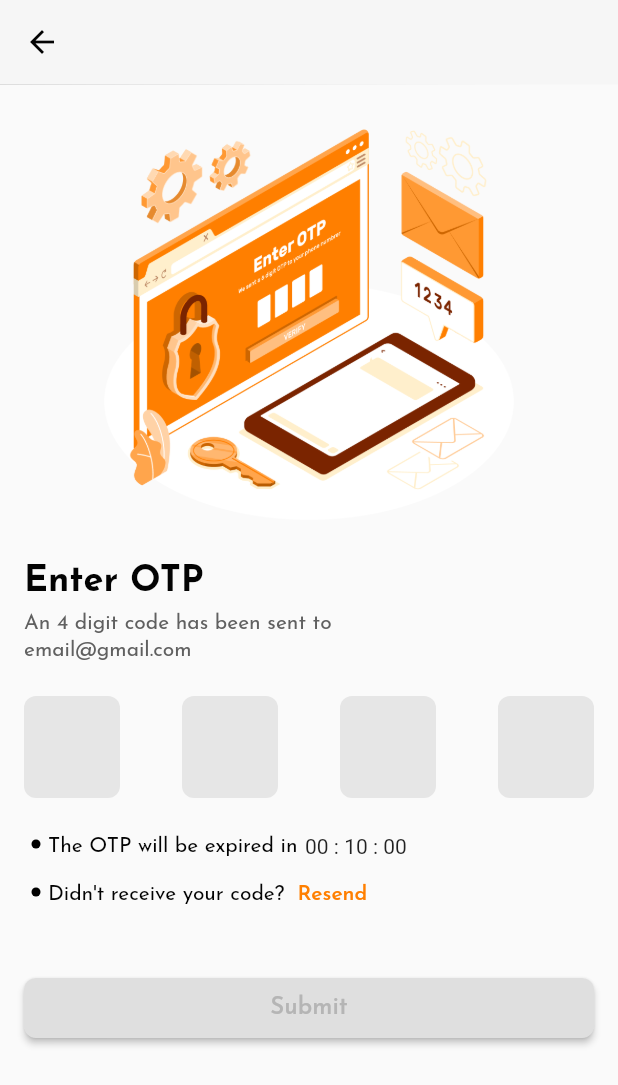
After one commit to Kelompok-Capstone-9/MOBILE, a Flutter app: the OTPScreen screen opened directly, on a phone screen of 412 x 824 dp. The commit adds this screen. Shown: the top 1085 px of the screen. Run offline on Flutter 3.47's test engine with Material 2 defaults, Android fonts, the phone set to English and light mode, and no system bars; drawn by our look-alikes of flutter_countdown_timer; our stand-ins replace google_fonts.

Commit message:
add OTP screen

```diff
--- a/lib/themes/color_style.dart
+++ b/lib/themes/color_style.dart
@@ -110,4 +110,9 @@ class ThemeText {
     fontSize: 14,
     color: const Color(0xff030303),
   );
+  static TextStyle headingSub2 = GoogleFonts.josefinSans(
+    fontWeight: FontWeight.w400,
+    fontSize: 14,
+    color: const Color(0xff606060),
+  );
 }
--- a/lib/view/login/forgot_password_screen.dart
+++ b/lib/view/login/forgot_password_screen.dart
@@ -1,6 +1,7 @@
 import 'package:flutter/material.dart';
 import 'package:google_fonts/google_fonts.dart';
 import '../../themes/color_style.dart';
+import 'otp_screen.dart';
 import 'widget/decoration_form.dart';
 import 'widget/validator.dart';
 
@@ -82,7 +83,14 @@ class _ForgotPasswordState extends State<ForgotPassword> {
                                 : const Color(0xffDFDFDF)),
                         onPressed: () {
                           final isValidForm = _formKey.currentState!.validate();
-                          if (isValidForm) {}
+                          if (isValidForm) {
+                            Navigator.push(
+                              context,
+                              MaterialPageRoute(
+                                builder: (context) => const OTPScreen(),
+                              ),
+                            );
+                          }
                         },
                         child: Padding(
                           padding: const EdgeInsets.symmetric(vertical: 12),
--- /dev/null
+++ b/lib/view/login/otp_screen.dart
@@ -0,0 +1,328 @@
+import 'package:flutter/material.dart';
+import 'package:flutter/services.dart';
+import 'package:flutter_countdown_timer/index.dart';
+import 'package:google_fonts/google_fonts.dart';
+import '../../themes/color_style.dart';
+
+class OTPScreen extends StatefulWidget {
+  const OTPScreen({super.key});
+
+  @override
+  State<OTPScreen> createState() => _OTPScreenState();
+}
+
+class _OTPScreenState extends State<OTPScreen> {
+  final _inputPin1Controller = TextEditingController();
+  final _inputPin2Controller = TextEditingController();
+  final _inputPin3Controller = TextEditingController();
+  final _inputPin4Controller = TextEditingController();
+  final _formKey = GlobalKey<FormState>();
+  bool isFormFilled = false;
+  @override
+  Widget build(BuildContext context) {
+    return Scaffold(
+      appBar: AppBar(
+        iconTheme: const IconThemeData(color: Color(0xff030303)),
+        backgroundColor: const Color(0xFFF6F6F6),
+        elevation: 0.2,
+      ),
+      body: SingleChildScrollView(
+        child: SafeArea(
+          child: Padding(
+            padding: const EdgeInsets.all(16.0),
+            child: Column(
+              children: [
+                SizedBox(
+                  width: 300,
+                  height: 280,
+                  child: Image.asset(
+                    'assets/images/ImageOTP.png',
+                  ),
+                ),
+                const SizedBox(
+                  height: 24,
+                ),
+                Column(
+                  children: [
+                    Align(
+                      alignment: Alignment.centerLeft,
+                      child: Text(
+                        'Enter OTP',
+                        style: ThemeText.headingLogin,
+                      ),
+                    ),
+                    const SizedBox(
+                      height: 8,
+                    ),
+                    Align(
+                      alignment: Alignment.centerLeft,
+                      child: Text(
+                        'An 4 digit code has been sent to',
+                        style: ThemeText.headingSub2,
+                      ),
+                    ),
+                    const SizedBox(
+                      height: 4,
+                    ),
+                    Align(
+                      alignment: Alignment.centerLeft,
+                      child: Text(
+                        'email@gmail.com',
+                        style: ThemeText.headingSub2,
+                      ),
+                    ),
+                  ],
+                ),
+                const SizedBox(
+                  height: 24,
+                ),
+                inputOtp(context),
+                const SizedBox(
+                  height: 24,
+                ),
+                Row(
+                  children: [
+                    RichText(
+                      text: TextSpan(
+                        children: [
+                          WidgetSpan(
+                            alignment: PlaceholderAlignment.middle,
+                            child: Container(
+                              width: 6,
+                              height: 6,
+                              margin: const EdgeInsets.symmetric(horizontal: 5),
+                              decoration: const BoxDecoration(
+                                shape: BoxShape.circle,
+                                color: Colors.black,
+                              ),
+                            ),
+                          ),
+                          TextSpan(
+                            text: 'The OTP will be expired in',
+                            style: ThemeText.headingAmountPaid,
+                          ),
+                        ],
+                      ),
+                    ),
+                    const SizedBox(
+                      width: 5,
+                    ),
+                    CountdownTimer(
+                      endTime: DateTime.now().millisecondsSinceEpoch + 600000,
+                      onEnd: () {
+                        Navigator.pop(context);
+                        ScaffoldMessenger.of(context).showSnackBar(
+                          const SnackBar(content: Text('Timer finished')),
+                        );
+                      },
+                    )
+                  ],
+                ),
+                Row(
+                  children: [
+                    RichText(
+                      text: TextSpan(
+                        children: [
+                          WidgetSpan(
+                            alignment: PlaceholderAlignment.middle,
+                            child: Container(
+                              width: 6,
+                              height: 6,
+                              margin: const EdgeInsets.symmetric(horizontal: 5),
+                              decoration: const BoxDecoration(
+                                shape: BoxShape.circle,
+                                color: Colors.black,
+                              ),
+                            ),
+                          ),
+                          TextSpan(
+                            text: "Didn't receive your code?",
+                            style: ThemeText.headingAmountPaid,
+                          ),
+                        ],
+                      ),
+                    ),
+                    TextButton(
+                      onPressed: () {},
+                      child: Text('Resend', style: ThemeText.headingText),
+                    ),
+                  ],
+                ),
+                const SizedBox(
+                  height: 28,
+                ),
+                SizedBox(
+                  width: double.infinity,
+                  child: ElevatedButton(
+                    style: ElevatedButton.styleFrom(
+                        shape: RoundedRectangleBorder(
+                            borderRadius: BorderRadius.circular(8)),
+                        backgroundColor: isFormFilled
+                            ? const Color(0xffFF7F00)
+                            : const Color(0xffDFDFDF)),
+                    onPressed: () {
+                      final isValidForm = _formKey.currentState!.validate();
+                      if (isValidForm) {
+                        // Navigator.push(
+                        //   context,
+                        //   MaterialPageRoute(
+                        //     builder: (context) => const ResetPassword(),
+                        //   ),
+                        // );
+                      }
+                    },
+                    child: Padding(
+                      padding: const EdgeInsets.symmetric(vertical: 12),
+                      child: Text(
+                        'Submit',
+                        style: GoogleFonts.josefinSans(
+                          fontWeight: FontWeight.w600,
+                          fontSize: 16,
+                          fontStyle: FontStyle.normal,
+                          color: isFormFilled
+                              ? const Color(0xFFF6F6F6)
+                              : const Color(0xFFB5B5B5),
+                        ),
+                      ),
+                    ),
+                  ),
+                ),
+              ],
+            ),
+          ),
+        ),
+      ),
+    );
+  }
+
+  Form inputOtp(BuildContext context) {
+    return Form(
+      key: _formKey,
+      child: Row(
+        mainAxisAlignment: MainAxisAlignment.spaceBetween,
+        children: [
+          Container(
+            height: 68,
+            width: 64,
+            decoration: BoxDecoration(
+                color: const Color(0xffE6E6E6),
+                borderRadius: BorderRadius.circular(8)),
+            child: TextFormField(
+              onChanged: (value) {
+                if (value.length == 1) {
+                  FocusScope.of(context).nextFocus();
+                  setState(() {
+                    isFormFilled = _inputPin1Controller.text.isNotEmpty &&
+                        _inputPin2Controller.text.isNotEmpty &&
+                        _inputPin3Controller.text.isNotEmpty &&
+                        _inputPin4Controller.text.isNotEmpty;
+                  });
+                }
+              },
+              onSaved: (pin1) {},
+              controller: _inputPin1Controller,
+              style: Theme.of(context).textTheme.headlineMedium,
+              keyboardType: TextInputType.number,
+              textAlign: TextAlign.center,
+              inputFormatters: [
+                LengthLimitingTextInputFormatter(1),
+                FilteringTextInputFormatter.digitsOnly,
+              ],
+              decoration: const InputDecoration(border: InputBorder.none),
+            ),
+          ),
+          Container(
+            height: 68,
+            width: 64,
+            decoration: BoxDecoration(
+                color: const Color(0xffE6E6E6),
+                borderRadius: BorderRadius.circular(8)),
+            child: TextFormField(
+              onChanged: (value) {
+                if (value.length == 1) {
+                  FocusScope.of(context).nextFocus();
+                  setState(() {
+                    isFormFilled = _inputPin1Controller.text.isNotEmpty &&
+                        _inputPin2Controller.text.isNotEmpty &&
+                        _inputPin3Controller.text.isNotEmpty &&
+                        _inputPin4Controller.text.isNotEmpty;
+                  });
+                }
+              },
+              onSaved: (pin2) {},
+              controller: _inputPin2Controller,
+              style: Theme.of(context).textTheme.headlineMedium,
+              keyboardType: TextInputType.number,
+              textAlign: TextAlign.center,
+              inputFormatters: [
+                LengthLimitingTextInputFormatter(1),
+                FilteringTextInputFormatter.digitsOnly,
+              ],
+              decoration: const InputDecoration(border: InputBorder.none),
+            ),
+          ),
+          Container(
+            height: 68,
+            width: 64,
+            decoration: BoxDecoration(
+                color: const Color(0xffE6E6E6),
+                borderRadius: BorderRadius.circular(8)),
+            child: TextFormField(
+              onChanged: (value) {
+                if (value.length == 1) {
+                  FocusScope.of(context).nextFocus();
+                  setState(() {
+                    isFormFilled = _inputPin1Controller.text.isNotEmpty &&
+                        _inputPin2Controller.text.isNotEmpty &&
+                        _inputPin3Controller.text.isNotEmpty &&
+                        _inputPin4Controller.text.isNotEmpty;
+                  });
+                }
+              },
+              onSaved: (pin3) {},
+              controller: _inputPin3Controller,
+              style: Theme.of(context).textTheme.headlineMedium,
+              keyboardType: TextInputType.number,
+              textAlign: TextAlign.center,
+              inputFormatters: [
+                LengthLimitingTextInputFormatter(1),
+                FilteringTextInputFormatter.digitsOnly,
+              ],
+              decoration: const InputDecoration(border: InputBorder.none),
+            ),
+          ),
+          Container(
+            height: 68,
+            width: 64,
+            decoration: BoxDecoration(
+                color: const Color(0xffE6E6E6),
+                borderRadius: BorderRadius.circular(8)),
+            child: TextFormField(
+              onChanged: (value) {
+                if (value.length == 1) {
+                  FocusScope.of(context).nextFocus();
+                  setState(() {
+                    isFormFilled = _inputPin1Controller.text.isNotEmpty &&
+                        _inputPin2Controller.text.isNotEmpty &&
+                        _inputPin3Controller.text.isNotEmpty &&
+                        _inputPin4Controller.text.isNotEmpty;
+                  });
+                }
+              },
+              onSaved: (pin4) {},
+              controller: _inputPin4Controller,
+              style: Theme.of(context).textTheme.headlineMedium,
+              keyboardType: TextInputType.number,
+              textAlign: TextAlign.center,
+              inputFormatters: [
+                LengthLimitingTextInputFormatter(1),
+                FilteringTextInputFormatter.digitsOnly,
+              ],
+              decoration: const InputDecoration(border: InputBorder.none),
+            ),
+          ),
+        ],
+      ),
+    );
+  }
+}
--- a/pubspec.yaml
+++ b/pubspec.yaml
@@ -36,6 +36,7 @@ dependencies:
   # Use with the CupertinoIcons class for iOS style icons.
   cupertino_icons: ^1.0.2
   google_fonts: ^4.0.4
+  flutter_countdown_timer: ^4.1.0
 
 dev_dependencies:
   flutter_test:
```
Also changed, not shown: pubspec.lock.
